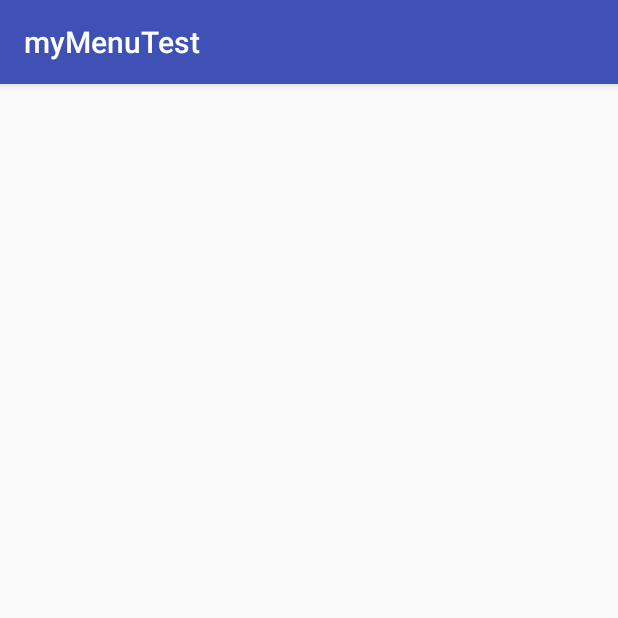
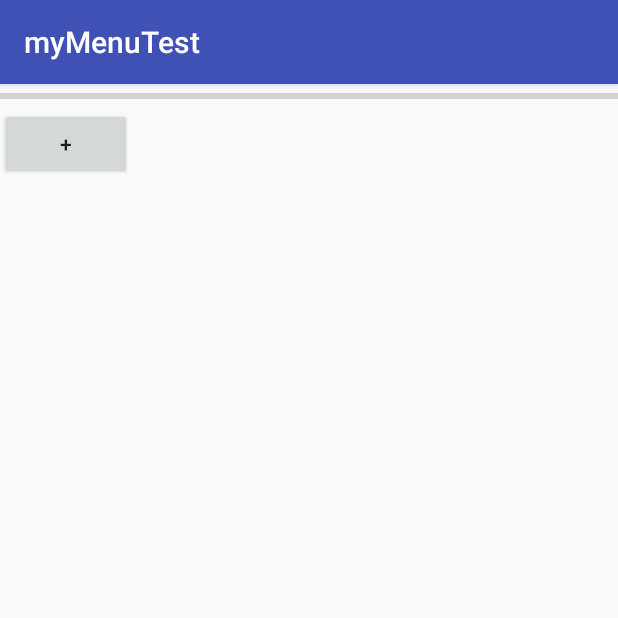
Before and after one commit to zyc2621854/myMenuTest, an Android app: the Activity1 screen opened directly, with no data from a screen before it, on a phone screen of 412 x 824 dp, the top half of it. Run offline under Robolectric (Android 15) with nearby library versions, the phone set to English and light mode, and no system bars; 1 statement that could not run was skipped.

Commit message:
成功测试horizontal进度条

```diff
--- a/app/src/main/java/android/kanzz/com/mymenutest/Activity1.java
+++ b/app/src/main/java/android/kanzz/com/mymenutest/Activity1.java
@@ -2,12 +2,39 @@ package android.kanzz.com.mymenutest;
 
 import android.support.v7.app.AppCompatActivity;
 import android.os.Bundle;
+import android.view.View;
+import android.widget.Button;
+import android.widget.ProgressBar;
 
-public class Activity1 extends AppCompatActivity {
+public class Activity1 extends BaseActivity implements View.OnClickListener {
+
+    private Button progressButton;
+    private ProgressBar mProgressBar;
+
+    private void initView(){
+        mProgressBar=(ProgressBar)findViewById(R.id.progress_bar_horizontal);
+        progressButton=(Button)findViewById(R.id.progress_button);
+        progressButton.setOnClickListener(this);
+    }
 
     @Override
     protected void onCreate(Bundle savedInstanceState) {
         super.onCreate(savedInstanceState);
         setContentView(R.layout.activity_1);
+        initView();
+    }
+
+    @Override
+    public void onClick(View v){
+        switch (v.getId()){
+            case R.id.progress_button:
+                ShowToast("+++++");
+                int progress=mProgressBar.getProgress();
+                progress=progress+10;
+                if(progress<=100){
+                    mProgressBar.setProgress(progress);
+                }
+                break;
+        }
     }
 }
--- a/app/src/main/res/layout/activity_1.xml
+++ b/app/src/main/res/layout/activity_1.xml
@@ -1,9 +1,19 @@
 <?xml version="1.0" encoding="utf-8"?>
-<android.support.constraint.ConstraintLayout xmlns:android="http://schemas.android.com/apk/res/android"
-    xmlns:app="http://schemas.android.com/apk/res-auto"
+<LinearLayout xmlns:android="http://schemas.android.com/apk/res/android"
     xmlns:tools="http://schemas.android.com/tools"
+    android:orientation="vertical"
     android:layout_width="match_parent"
     android:layout_height="match_parent"
     tools:context=".Activity1">
-
-</android.support.constraint.ConstraintLayout>
+    <ProgressBar
+        android:id="@+id/progress_bar_horizontal"
+        style="?android:progressBarStyleHorizontal"
+        android:max="100"
+        android:layout_width="match_parent"
+        android:layout_height="wrap_content" />
+    <Button
+        android:id="@+id/progress_button"
+        android:layout_width="wrap_content"
+        android:layout_height="wrap_content"
+        android:text="+"/>
+</LinearLayout>
```
